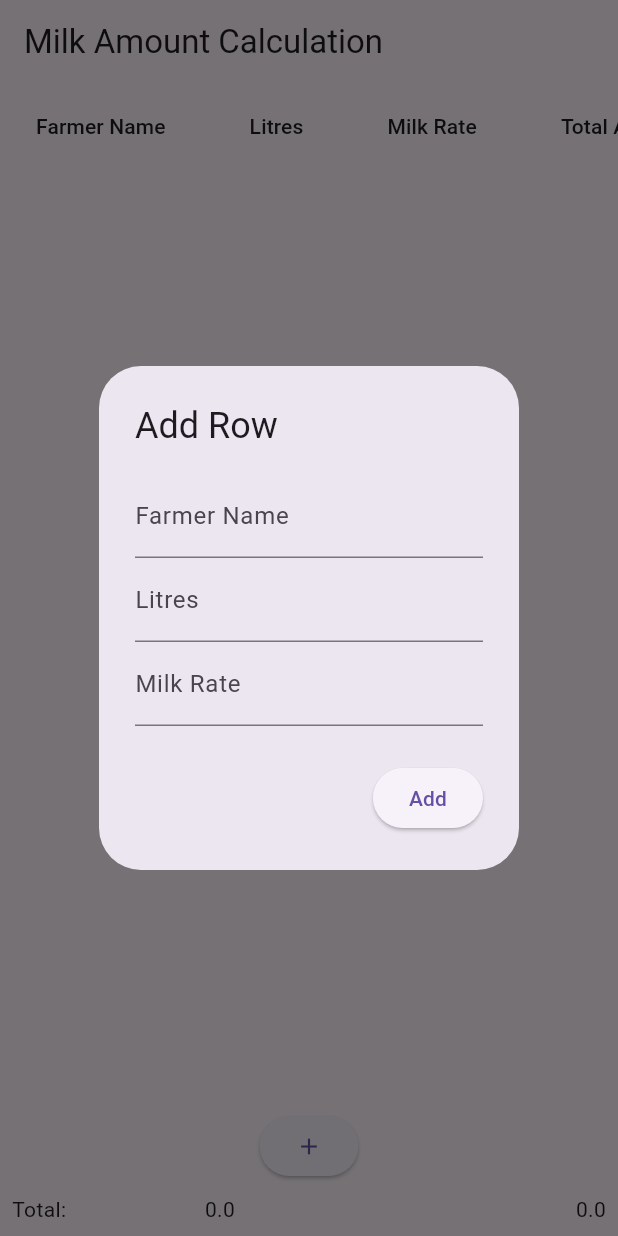
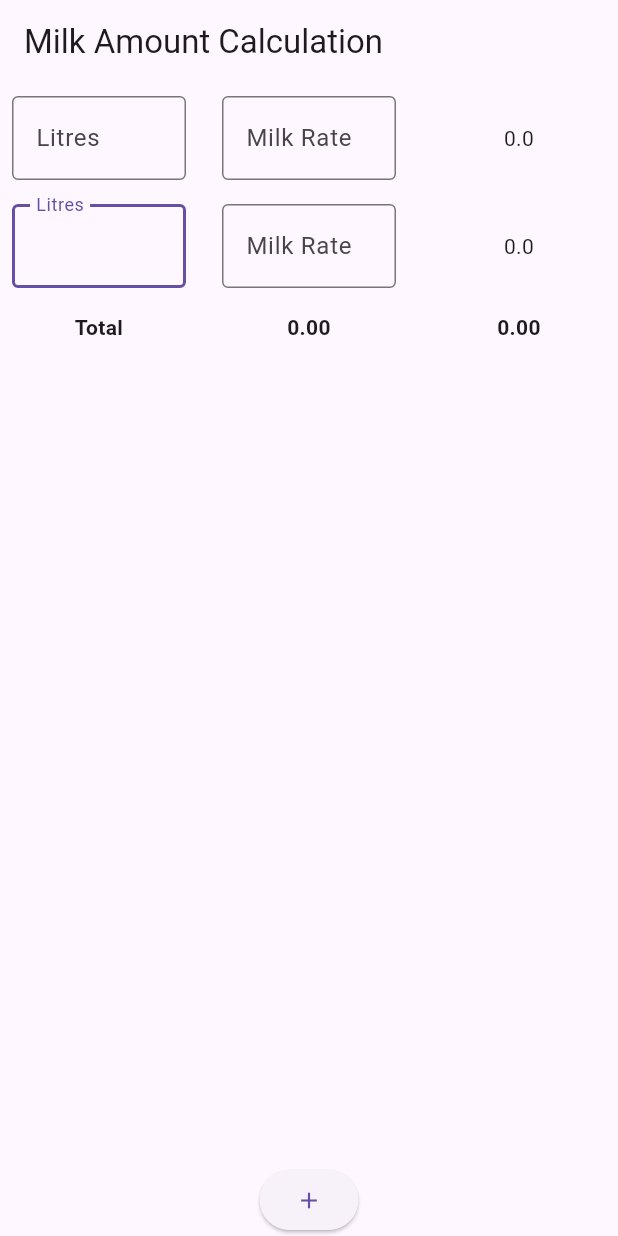
Before and after one commit to imtiyazakiwat/siddharth-Dairy, a Flutter app: the screen it shows after launch, after a tap on the "add" icon, on a phone screen of 412 x 824 dp. Run offline on Flutter 3.47's test engine with Material 3 defaults, Android fonts, the phone set to English and light mode, and no system bars.

Commit message:
replaced form dialog input with excell like input style

```diff
--- a/siddharth_dairy/lib/main.dart
+++ b/siddharth_dairy/lib/main.dart
@@ -25,9 +25,16 @@ class CalculationPage extends StatefulWidget {
 
 class _CalculationPageState extends State<CalculationPage> {
   List<Map<String, dynamic>> dataList = [];
-  final TextEditingController farmerController = TextEditingController();
-  final TextEditingController litresController = TextEditingController();
-  final TextEditingController rateController = TextEditingController();
+  final List<TextEditingController> litreControllers = [];
+  final List<TextEditingController> rateControllers = [];
+  final List<FocusNode> litreFocusNodes = [];
+  final List<FocusNode> rateFocusNodes = [];
+
+  @override
+  void initState() {
+    super.initState();
+    _addRow(); // Add an initial row
+  }
 
   @override
   Widget build(BuildContext context) {
@@ -37,209 +44,162 @@ class _CalculationPageState extends State<CalculationPage> {
       ),
       body: Column(
         children: [
-          _buildTable(),
+          Expanded(
+            child: ListView.builder(
+              itemCount: dataList.length + 1, // +1 for the total row
+              itemBuilder: (context, index) {
+                if (index == dataList.length) {
+                  return _buildTotalRow();
+                } else {
+                  return _buildRow(index);
+                }
+              },
+            ),
+          ),
           _buildAddRowButton(),
-          _buildTotalsRow(),
         ],
       ),
     );
   }
 
-  Widget _buildTable() {
-    return Expanded(
-      child: SingleChildScrollView(
-        scrollDirection: Axis.horizontal,
-        child: DataTable(
-          columns: [
-            DataColumn(label: Text('Farmer Name')),
-            DataColumn(label: Text('Litres')),
-            DataColumn(label: Text('Milk Rate')),
-            DataColumn(label: Text('Total Amount')),
-          ],
-          rows: dataList.asMap().entries.map((entry) {
-            final int index = entry.key;
-            final Map<String, dynamic> data = entry.value;
-            return DataRow(cells: [
-              DataCell(
-                Text(data['farmer']),
-                onTap: () => _editRow(index),
-              ),
-              DataCell(
-                Text(data['litres'].toString()),
-                onTap: () => _editRow(index),
-              ),
-              DataCell(
-                Text(data['rate'].toString()),
-                onTap: () => _editRow(index),
-              ),
-              DataCell(
-                Text((data['litres'] * data['rate']).toString()),
-                onTap: () => _editRow(index),
-              ),
-            ]);
-          }).toList(),
+  Widget _buildRow(int index) {
+    final Map<String, dynamic> data = dataList[index];
+    final litreController = litreControllers[index];
+    final rateController = rateControllers[index];
+
+    return Row(
+      children: [
+        Expanded(
+          child: Container(
+            padding: EdgeInsets.all(8.0),
+            child: TextField(
+              controller: litreController,
+              focusNode: litreFocusNodes[index],
+              decoration: InputDecoration(border: OutlineInputBorder(), labelText: 'Litres'),
+              keyboardType: TextInputType.number,
+              onChanged: (_) => _calculateTotal(index),
+              onEditingComplete: () {
+                _moveToNextField(index);
+              },
+            ),
+          ),
         ),
-      ),
+        SizedBox(width: 8),
+        Expanded(
+          child: Container(
+            padding: EdgeInsets.all(8.0),
+            child: TextField(
+              controller: rateController,
+              focusNode: rateFocusNodes[index],
+              decoration: InputDecoration(border: OutlineInputBorder(), labelText: 'Milk Rate'),
+              keyboardType: TextInputType.number,
+              onChanged: (_) => _calculateTotal(index),
+              onEditingComplete: () {
+                _moveToNextField(index);
+              },
+            ),
+          ),
+        ),
+        SizedBox(width: 8),
+        Expanded(
+          child: Container(
+            padding: EdgeInsets.all(8.0),
+            child: Text(
+              (data['litres'] * data['rate']).toString(),
+              textAlign: TextAlign.center,
+            ),
+          ),
+        ),
+      ],
+    );
+  }
+
+  Widget _buildTotalRow() {
+    double totalLitres = dataList.fold(0, (sum, data) => sum + data['litres']);
+    double totalAmount = dataList.fold(0, (sum, data) => sum + (data['litres'] * data['rate']));
+
+    return Row(
+      children: [
+        Expanded(
+          child: Container(
+            padding: EdgeInsets.all(8.0),
+            child: Text(
+              'Total',
+              textAlign: TextAlign.center,
+              style: TextStyle(fontWeight: FontWeight.bold),
+            ),
+          ),
+        ),
+        SizedBox(width: 8),
+        Expanded(
+          child: Container(
+            padding: EdgeInsets.all(8.0),
+            child: Text(
+              totalLitres.toStringAsFixed(2),
+              textAlign: TextAlign.center,
+              style: TextStyle(fontWeight: FontWeight.bold),
+            ),
+          ),
+        ),
+        SizedBox(width: 8),
+        Expanded(
+          child: Container(
+            padding: EdgeInsets.all(8.0),
+            child: Text(
+              totalAmount.toStringAsFixed(2),
+              textAlign: TextAlign.center,
+              style: TextStyle(fontWeight: FontWeight.bold),
+            ),
+          ),
+        ),
+      ],
     );
   }
 
   Widget _buildAddRowButton() {
     return ElevatedButton(
-      onPressed: _displayAddDialog,
+      onPressed: _addRow,
       child: Icon(Icons.add),
     );
   }
 
-  Widget _buildTotalsRow() {
-    double totalLitres = dataList.fold(0, (sum, data) => sum + data['litres']);
-    double totalAmount = dataList.fold(0, (sum, data) => sum + (data['litres'] * data['rate']));
-
-    return Container(
-      padding: EdgeInsets.all(8.0),
-      child: Row(
-        mainAxisAlignment: MainAxisAlignment.spaceBetween,
-        children: [
-          Text('Total: '),
-          Text(totalLitres.toString()),
-          SizedBox(width: 50),
-          Text(totalAmount.toString()),
-        ],
-      ),
-    );
-  }
-
-  void _displayAddDialog() {
-    farmerController.clear();
-    litresController.clear();
-    rateController.clear();
-
-    showDialog(
-      context: context,
-      builder: (BuildContext context) {
-        return AlertDialog(
-          title: Text('Add Row'),
-          content: Column(
-            mainAxisSize: MainAxisSize.min,
-            children: [
-              TextField(
-                controller: farmerController,
-                decoration: InputDecoration(labelText: 'Farmer Name'),
-              ),
-              TextField(
-                controller: litresController,
-                decoration: InputDecoration(labelText: 'Litres'),
-                keyboardType: TextInputType.number,
-              ),
-              TextField(
-                controller: rateController,
-                decoration: InputDecoration(labelText: 'Milk Rate'),
-                keyboardType: TextInputType.number,
-              ),
-            ],
-          ),
-          actions: [
-            ElevatedButton(
-              onPressed: () {
-                _addRow();
-                Navigator.of(context).pop();
-              },
-              child: Text('Add'),
-            ),
-          ],
-        );
-      },
-    );
-  }
-
-  void _editRow(int index) {
-    final Map<String, dynamic> data = dataList[index];
-    farmerController.text = data['farmer'];
-    litresController.text = data['litres'].toString();
-    rateController.text = data['rate'].toString();
-
-    showDialog(
-      context: context,
-      builder: (BuildContext context) {
-        return AlertDialog(
-          title: Text('Edit Row'),
-          content: Column(
-            mainAxisSize: MainAxisSize.min,
-            children: [
-              TextField(
-                controller: farmerController,
-                decoration: InputDecoration(labelText: 'Farmer Name'),
-              ),
-              TextField(
-                controller: litresController,
-                decoration: InputDecoration(labelText: 'Litres'),
-                keyboardType: TextInputType.number,
-              ),
-              TextField(
-                controller: rateController,
-                decoration: InputDecoration(labelText: 'Milk Rate'),
-                keyboardType: TextInputType.number,
-              ),
-            ],
-          ),
-          actions: [
-            ElevatedButton(
-              onPressed: () {
-                _updateRow(index);
-                Navigator.of(context).pop();
-              },
-              child: Text('Update'),
-            ),
-          ],
-        );
-      },
-    );
+  void _calculateTotal(int index) {
+    final litre = double.tryParse(litreControllers[index].text) ?? 0;
+    final rate = double.tryParse(rateControllers[index].text) ?? 0;
+    setState(() {
+      dataList[index]['litres'] = litre;
+      dataList[index]['rate'] = rate;
+    });
   }
 
   void _addRow() {
     setState(() {
-      String farmer = farmerController.text;
-      double litres = double.tryParse(litresController.text) ?? 0;
-      double rate = double.tryParse(rateController.text) ?? 0;
+      final litreController = TextEditingController();
+      final rateController = TextEditingController();
+      final litreFocusNode = FocusNode();
+      final rateFocusNode = FocusNode();
 
-      if (farmer.isNotEmpty && litres > 0 && rate > 0) {
-        dataList.add({
-          'farmer': farmer,
-          'litres': litres,
-          'rate': rate,
-        });
-      }
+      litreControllers.add(litreController);
+      rateControllers.add(rateController);
+      litreFocusNodes.add(litreFocusNode);
+      rateFocusNodes.add(rateFocusNode);
 
-      farmerController.clear();
-      litresController.clear();
-      rateController.clear();
+      dataList.add({
+        'litres': 0.0,
+        'rate': 0.0,
+      });
+
+      Future.delayed(Duration.zero, () {
+        FocusScope.of(context).requestFocus(litreFocusNodes.last);
+      });
     });
   }
 
-  void _updateRow(int index) {
-    setState(() {
-      String farmer = farmerController.text;
-      double litres = double.tryParse(litresController.text) ?? 0;
-      double rate = double.tryParse(rateController.text) ?? 0;
-
-      if (farmer.isNotEmpty && litres > 0 && rate > 0) {
-        dataList[index] = {
-          'farmer': farmer,
-          'litres': litres,
-          'rate': rate,
-        };
-      }
-
-      farmerController.clear();
-      litresController.clear();
-      rateController.clear();
-    });
-  }
-
-  @override
-  void dispose() {
-    farmerController.dispose();
-    litresController.dispose();
-    rateController.dispose();
-    super.dispose();
+  void _moveToNextField(int index) {
+    if (index == dataList.length - 1) {
+      _addRow();
+    } else {
+      FocusScope.of(context).requestFocus(index.isEven ? litreFocusNodes[index + 1] : rateFocusNodes[index + 1]);
+    }
   }
 }
```
